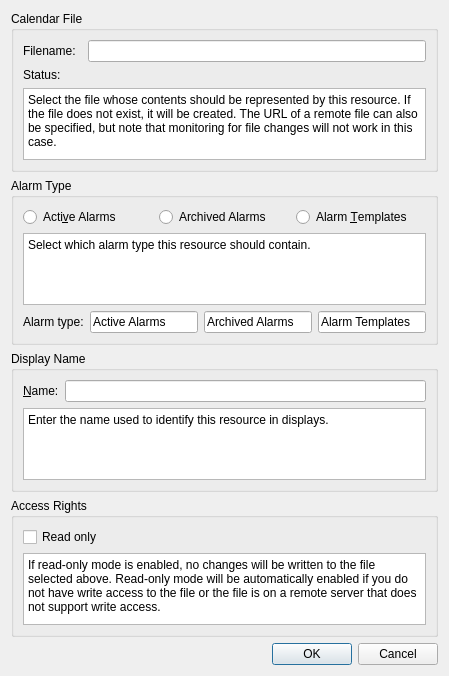
Before: the Qt Designer form src/resources/singlefileresourceconfigdialog.ui in KDE/kalarm, drawn with Qt 5.
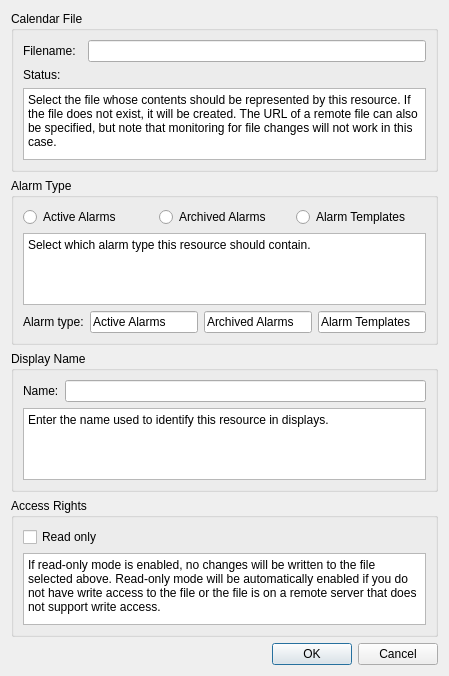
After: the same form once the commit is applied. Custom widgets are drawn as their Qt base class.

Patch:
```diff
--- a/src/resources/singlefileresourceconfigdialog.ui
+++ b/src/resources/singlefileresourceconfigdialog.ui
@@ -83,7 +83,7 @@
         <item>
          <widget class="QRadioButton" name="activeRadio">
           <property name="text">
-           <string comment="@option:radio">Acti&amp;ve Alarms</string>
+           <string comment="@option:radio">Active Alarms</string>
           </property>
           <property name="checked">
            <bool>false</bool>
@@ -109,7 +109,7 @@
         <item>
          <widget class="QRadioButton" name="templateRadio">
           <property name="text">
-           <string comment="@option:radio">Alarm &amp;Templates</string>
+           <string comment="@option:radio">Alarm Templates</string>
           </property>
           <property name="checked">
            <bool>false</bool>
@@ -198,7 +198,7 @@
         <item>
          <widget class="QLabel" name="label_1">
           <property name="text">
-           <string comment="@label:textbox">&amp;Name:</string>
+           <string comment="@label:textbox">Name:</string>
           </property>
           <property name="buddy">
            <cstring>displayNameText</cstring>
```
